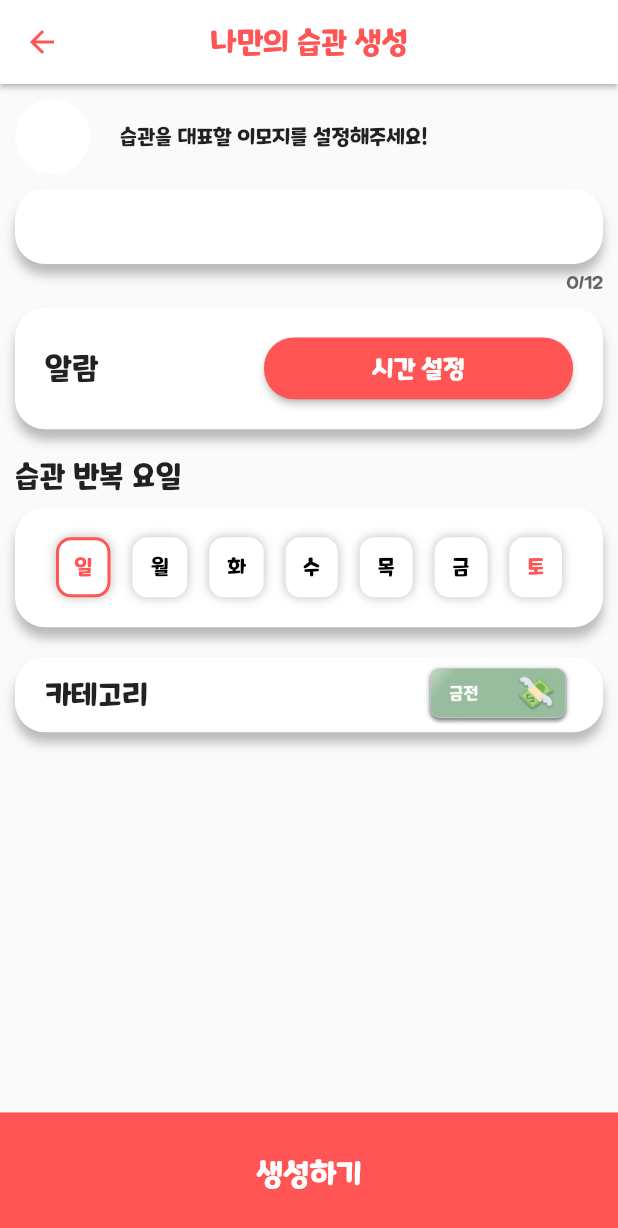
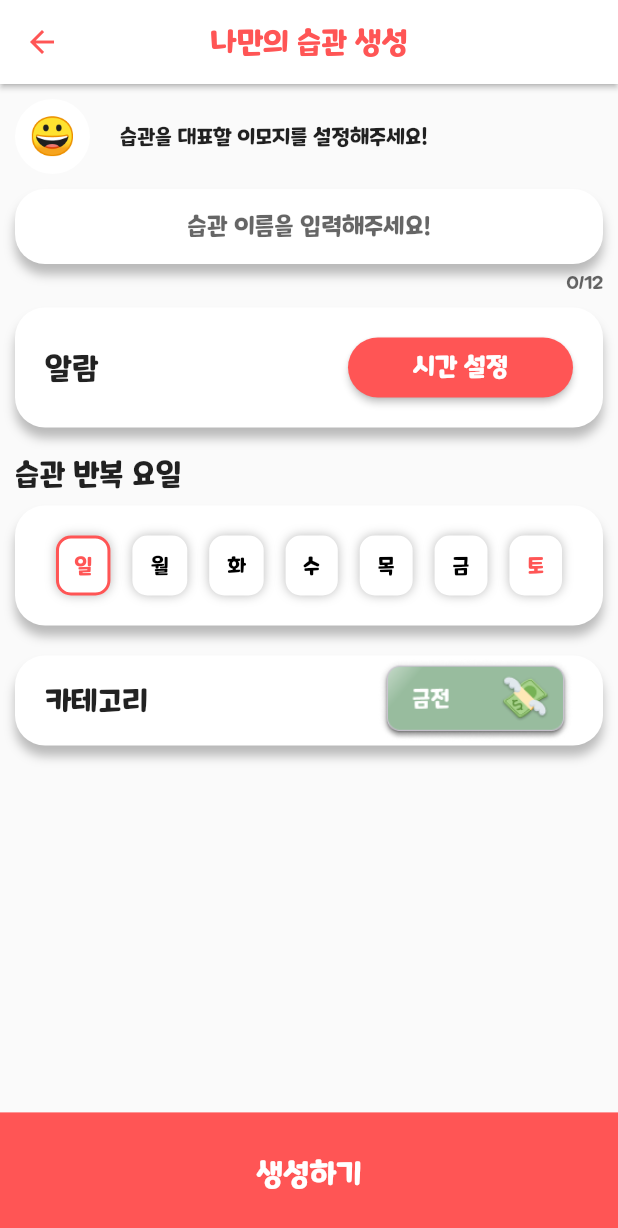
Before and after one commit to Cheetozzeong/TTT, a Flutter app: the CreateScreen screen opened directly, on a phone screen of 412 x 824 dp. Shown: the top 1228 px of the screen. Run offline on Flutter 3.47's test engine with Material 2 defaults, Android fonts, the light colour scheme and no system bars; our stand-ins replace cached_network_image, emoji_picker_flutter, expandable, firebase_auth, firebase_core, firebase_messaging and 9 more; missing offline and left inert: material_dialogs, qr_code_scanner, switcher_button, time_picker_sheet; accounts and stored records are empty; network calls fail.

Commit message:
🚀: 추가 습관 생성 페이지[S08P31A804-359]

```diff
--- a/remake/tickle_tackle_tockle/lib/controller/create_habit_controller.dart
+++ b/remake/tickle_tackle_tockle/lib/controller/create_habit_controller.dart
@@ -1,13 +1,15 @@
 import 'package:get/get.dart';
 
 class CreateHabitController extends GetxController {
-  String emoji = '';
+  String emoji = '😀';
   String repeatWeek = '1000000';
   String category = '금전';
+  String name = '';
 
   initValue() {
-    emoji = '';
+    emoji = '😀';
     repeatWeek = '1000000';
     category = '금전';
+    name = '';
   }
 }
--- a/remake/tickle_tackle_tockle/lib/screen/create/create_screen.dart
+++ b/remake/tickle_tackle_tockle/lib/screen/create/create_screen.dart
@@ -11,10 +11,19 @@ import '../../const/theme.dart';
 import '../../controller/theme_controller.dart';
 import 'alarm_screen.dart';
 
-class CreateScreen extends StatelessWidget {
-  const CreateScreen({
-    Key? key,
-  }) : super(key: key);
+
+class CreateScreen extends StatefulWidget {
+  const CreateScreen({Key? key}) : super(key: key);
+
+  @override
+  State<CreateScreen> createState() => _CreateScreenState();
+}
+
+class _CreateScreenState extends State<CreateScreen> {
+
+  TextEditingController _nameController = TextEditingController();
+  ThemeController themeController = Get.put(ThemeController());
+  CreateHabitController createHabitController = Get.put(CreateHabitController());
 
   @override
   Widget build(BuildContext context) {
@@ -22,8 +31,7 @@ class CreateScreen extends StatelessWidget {
     final double deviceWidth = size.width;
     final double deviceHeight = size.height;
 
-    ThemeController themeController = Get.put(ThemeController());
-    CreateHabitController createHabitController = Get.put(CreateHabitController());
+    _nameController = TextEditingController(text: createHabitController.name);
 
     late Widget categoryImgWidget;
     switch(createHabitController.category) {
@@ -36,6 +44,7 @@ class CreateScreen extends StatelessWidget {
     }
 
     void replaceWeekString(int weekIdx) {
+      FocusManager.instance.primaryFocus?.unfocus();
       String strReplace = createHabitController.repeatWeek[weekIdx];
 
       if(strReplace == '0') {
@@ -60,13 +69,17 @@ class CreateScreen extends StatelessWidget {
     }
 
     return SafeArea(
+      child: GestureDetector(
+        onTap: () {
+          FocusManager.instance.primaryFocus?.unfocus();
+        },
         child: Scaffold(
-        resizeToAvoidBottomInset: false,
           appBar: CommonAppBar(appBarType: AppBarType.normalAppBar, title: '나만의 습관 생성',),
           body: Column(
             mainAxisAlignment: MainAxisAlignment.spaceBetween,
             children: [
-            SingleChildScrollView(
+              Expanded(
+                child: SingleChildScrollView(
                   child: Padding(
                     padding: EdgeInsets.all(10.0),
                     child: Column(
@@ -156,10 +169,15 @@ class CreateScreen extends StatelessWidget {
                                     child: TextField(
                                       decoration: InputDecoration(
                                           border: InputBorder.none,
+                                          hintText: '습관 이름을 입력해주세요!'
                                       ),
+                                      maxLength: 12,
+                                      maxLines: 1,
                                       textAlign: TextAlign.center,
-                                  maxLines: 1,
-                                  maxLength: 12,
+                                      controller: _nameController,
+                                      onChanged: (value) {
+                                        createHabitController.name = value;
+                                      },
                                     ),
                                   ),
                                 ],
@@ -189,12 +207,13 @@ class CreateScreen extends StatelessWidget {
                             children: [
                               Text('알람', style: TextStyle(fontSize: 20,),),
                               SizedBox(
-                            height: deviceHeight * 0.05,
-                            width: deviceWidth * 0.5,
+                                height: 40,
+                                width: 150,
                                 child: GetBuilder<ThemeController>(
                                     builder: (_) {
                                       return ElevatedButton(
                                         onPressed: () {
+                                          FocusManager.instance.primaryFocus?.unfocus();
                                           PersistentNavBarNavigator.pushNewScreen(
                                             context,
                                             screen: const AlarmScreen(),
@@ -203,14 +222,14 @@ class CreateScreen extends StatelessWidget {
                                           );
                                         },
                                         style: ButtonStyle(
-                                      backgroundColor: MaterialStateProperty.all<Color>(TTTPrimary1),
+                                          backgroundColor: MaterialStateProperty.all<Color>(themeController.selectedPrimaryColor),
                                           shape: MaterialStateProperty.all<RoundedRectangleBorder>(
                                               RoundedRectangleBorder(
                                                 borderRadius: BorderRadius.circular(20),
                                               )
                                           ),
                                         ),
-                                    child: Text('시간 설정', style: TextStyle(fontSize: deviceHeight * 0.02,), textAlign: TextAlign.center),
+                                        child: Text('시간 설정', style: TextStyle(fontSize: 17,), textAlign: TextAlign.center),
                                       );
                                     }
                                 ),
@@ -449,11 +468,9 @@ class CreateScreen extends StatelessWidget {
                             mainAxisAlignment: MainAxisAlignment.spaceBetween,
                             children: [
                               Text('카테고리', style: TextStyle(fontSize: 20,),),
-                          SizedBox(
-                            height: 50,
-                            width: 100,
-                            child: InkWell(
+                              InkWell(
                                 onTap: () {
+                                  FocusManager.instance.primaryFocus?.unfocus();
                                   Navigator.pop(context);
                                   /*PersistentNavBarNavigator.pushNewScreen(
                                         context,
@@ -462,8 +479,10 @@ class CreateScreen extends StatelessWidget {
                                         pageTransitionAnimation: PageTransitionAnimation.cupertino,
                                       );*/
                                 },
-                              child: categoryImgWidget,
-                            ),
+                                child: SizedBox(
+                                  height: 60,
+                                  width: 130,
+                                  child: categoryImgWidget,),
                               ),
                             ],
                           ),
@@ -472,9 +491,17 @@ class CreateScreen extends StatelessWidget {
                     ),
                   ),
                 ),
+              ),
               InkWell(
                 onTap: () {
-                Navigator.pop(context);
+
+                  print('저장 상태 확인');
+                  print(createHabitController.emoji);
+                  print(createHabitController.category);
+                  print(createHabitController.name);
+                  print(createHabitController.repeatWeek);
+
+                  Navigator.of(context).popUntil((route) => route.isFirst);
                 },
                 child: GetBuilder<ThemeController>(
                     builder: (_) {
@@ -490,6 +517,7 @@ class CreateScreen extends StatelessWidget {
             ],
           ),
         ),
+      ),
     );
   }
 }
```
Lines whose indentation alone changed are shown as unchanged.
